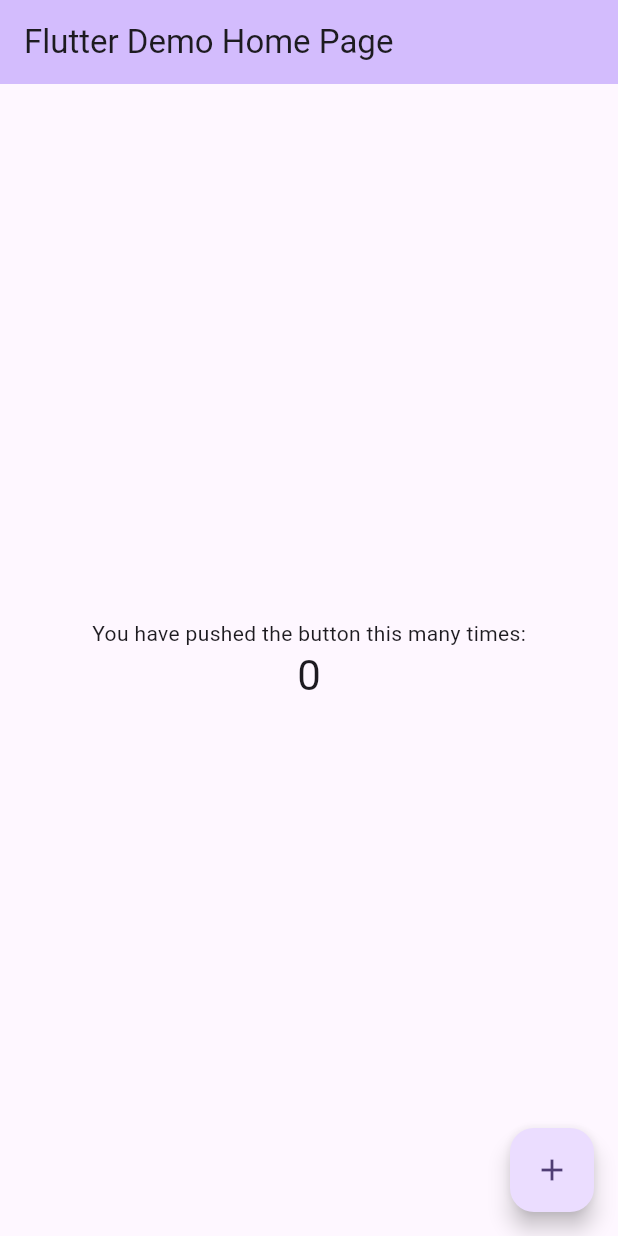
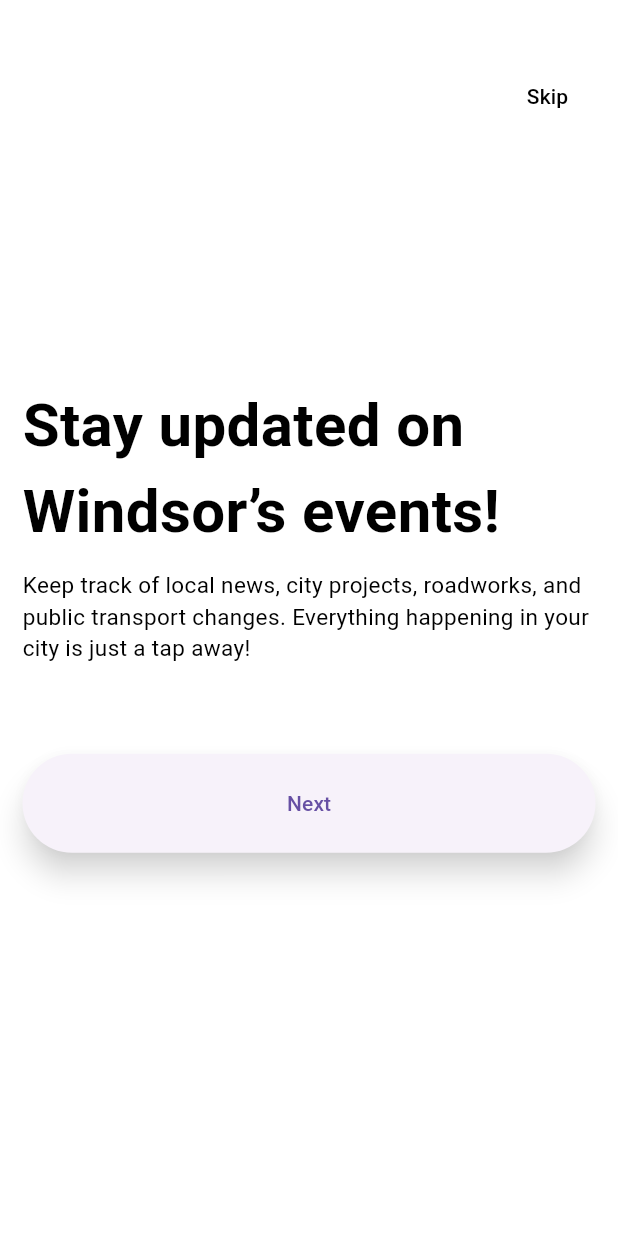
Before and after one commit to patt2005/windsor_caesar_hub, a Flutter app: the screen it shows after launch, on a phone screen of 412 x 824 dp. Run offline on Flutter 3.47's test engine with Material 3 defaults, Android fonts, the phone set to English and light mode, and no system bars.

```diff
--- /dev/null
+++ b/devtools_options.yaml
@@ -0,0 +1,3 @@
+description: This file stores settings for Dart & Flutter DevTools.
+documentation: https://docs.flutter.dev/tools/devtools/extensions#configure-extension-enablement-states
+extensions:
--- a/lib/main.dart
+++ b/lib/main.dart
@@ -1,4 +1,5 @@
 import 'package:flutter/material.dart';
+import 'pages/onboarding_page.dart';
 
 void main() {
   runApp(const MyApp());
@@ -7,119 +8,11 @@ void main() {
 class MyApp extends StatelessWidget {
   const MyApp({super.key});
 
-  // This widget is the root of your application.
   @override
   Widget build(BuildContext context) {
-    return MaterialApp(
-      title: 'Flutter Demo',
-      theme: ThemeData(
-        // This is the theme of your application.
-        //
-        // TRY THIS: Try running your application with "flutter run". You'll see
-        // the application has a purple toolbar. Then, without quitting the app,
-        // try changing the seedColor in the colorScheme below to Colors.green
-        // and then invoke "hot reload" (save your changes or press the "hot
-        // reload" button in a Flutter-supported IDE, or press "r" if you used
-        // the command line to start the app).
-        //
-        // Notice that the counter didn't reset back to zero; the application
-        // state is not lost during the reload. To reset the state, use hot
-        // restart instead.
-        //
-        // This works for code too, not just values: Most code changes can be
-        // tested with just a hot reload.
-        colorScheme: ColorScheme.fromSeed(seedColor: Colors.deepPurple),
-        useMaterial3: true,
-      ),
-      home: const MyHomePage(title: 'Flutter Demo Home Page'),
+    return const MaterialApp(
+      home: OnboardingPage(),
+      debugShowCheckedModeBanner: false,
     );
   }
 }
-
-class MyHomePage extends StatefulWidget {
-  const MyHomePage({super.key, required this.title});
-
-  // This widget is the home page of your application. It is stateful, meaning
-  // that it has a State object (defined below) that contains fields that affect
-  // how it looks.
-
-  // This class is the configuration for the state. It holds the values (in this
-  // case the title) provided by the parent (in this case the App widget) and
-  // used by the build method of the State. Fields in a Widget subclass are
-  // always marked "final".
-
-  final String title;
-
-  @override
-  State<MyHomePage> createState() => _MyHomePageState();
-}
-
-class _MyHomePageState extends State<MyHomePage> {
-  int _counter = 0;
-
-  void _incrementCounter() {
-    setState(() {
-      // This call to setState tells the Flutter framework that something has
-      // changed in this State, which causes it to rerun the build method below
-      // so that the display can reflect the updated values. If we changed
-      // _counter without calling setState(), then the build method would not be
-      // called again, and so nothing would appear to happen.
-      _counter++;
-    });
-  }
-
-  @override
-  Widget build(BuildContext context) {
-    // This method is rerun every time setState is called, for instance as done
-    // by the _incrementCounter method above.
-    //
-    // The Flutter framework has been optimized to make rerunning build methods
-    // fast, so that you can just rebuild anything that needs updating rather
-    // than having to individually change instances of widgets.
-    return Scaffold(
-      appBar: AppBar(
-        // TRY THIS: Try changing the color here to a specific color (to
-        // Colors.amber, perhaps?) and trigger a hot reload to see the AppBar
-        // change color while the other colors stay the same.
-        backgroundColor: Theme.of(context).colorScheme.inversePrimary,
-        // Here we take the value from the MyHomePage object that was created by
-        // the App.build method, and use it to set our appbar title.
-        title: Text(widget.title),
-      ),
-      body: Center(
-        // Center is a layout widget. It takes a single child and positions it
-        // in the middle of the parent.
-        child: Column(
-          // Column is also a layout widget. It takes a list of children and
-          // arranges them vertically. By default, it sizes itself to fit its
-          // children horizontally, and tries to be as tall as its parent.
-          //
-          // Column has various properties to control how it sizes itself and
-          // how it positions its children. Here we use mainAxisAlignment to
-          // center the children vertically; the main axis here is the vertical
-          // axis because Columns are vertical (the cross axis would be
-          // horizontal).
-          //
-          // TRY THIS: Invoke "debug painting" (choose the "Toggle Debug Paint"
-          // action in the IDE, or press "p" in the console), to see the
-          // wireframe for each widget.
-          mainAxisAlignment: MainAxisAlignment.center,
-          children: <Widget>[
-            const Text(
-              'You have pushed the button this many times:',
-            ),
-            Text(
-              '$_counter',
-              style: Theme.of(context).textTheme.headlineMedium,
-            ),
-          ],
-        ),
-      ),
-      floatingActionButton: FloatingActionButton(
-        onPressed: _incrementCounter,
-        tooltip: 'Increment',
-        child: const Icon(Icons.add),
-      ), // This trailing comma makes auto-formatting nicer for build methods.
-    );
-  }
-}
--- /dev/null
+++ b/lib/models/onboarding_info.dart
@@ -0,0 +1,24 @@
+class OnboardingInfo {
+  final String title;
+  final String description;
+
+  OnboardingInfo({required this.title, required this.description});
+}
+
+List<OnboardingInfo> onboardingPages = [
+  OnboardingInfo(
+    title: "Stay updated on Windsor’s events!",
+    description:
+        "Keep track of local news, city projects, roadworks, and public transport changes. Everything happening in your city is just a tap away!",
+  ),
+  OnboardingInfo(
+    title: "Contribute to the city’s growth!",
+    description:
+        "Propose ideas to improve Windsor, vote on initiatives, and help make a difference. Your ideas matter!",
+  ),
+  OnboardingInfo(
+    title: "Join volunteer projects!",
+    description:
+        "Find volunteer events, participate in city projects, and create your own activities. Together, we can make Windsor a better place!",
+  ),
+];
--- /dev/null
+++ b/lib/pages/onboarding_page.dart
@@ -0,0 +1,96 @@
+import 'package:flutter/material.dart';
+import 'package:windsor_caesar_hub/pages/main2.dart';
+import '../models/onboarding_info.dart';
+
+class OnboardingPage extends StatefulWidget {
+  const OnboardingPage({super.key});
+
+  @override
+  _OnboardingPageState createState() => _OnboardingPageState();
+}
+
+class _OnboardingPageState extends State<OnboardingPage> {
+  final PageController _pageController = PageController();
+
+  @override
+  Widget build(BuildContext context) {
+    return Scaffold(
+      backgroundColor: Colors.white,
+      body: PageView.builder(
+        controller: _pageController,
+        itemCount: onboardingPages.length,
+        itemBuilder: (context, index) {
+          final page = onboardingPages[index];
+          return Stack(
+            children: [
+              Padding(
+                padding: const EdgeInsets.symmetric(horizontal: 15),
+                child: Column(
+                  mainAxisAlignment: MainAxisAlignment.center,
+                  crossAxisAlignment: CrossAxisAlignment.center,
+                  children: [
+                    Text(
+                      page.title,
+                      style: const TextStyle(
+                        fontSize: 40,
+                        fontWeight: FontWeight.bold,
+                        color: Colors.black,
+                      ),
+                    ),
+                    const SizedBox(height: 10),
+                    Text(
+                      page.description,
+                      style: const TextStyle(
+                        fontSize: 15,
+                        color: Colors.black,
+                      ),
+                    ),
+                    const SizedBox(height: 60),
+                    ElevatedButton(
+                      onPressed: () {
+                        if (index < onboardingPages.length - 1) {
+                          _pageController.nextPage(
+                            duration: const Duration(milliseconds: 300),
+                            curve: Curves.easeInOut,
+                          );
+                        } else {
+                          Navigator.pushReplacement(
+                            context,
+                            MaterialPageRoute(
+                                builder: (context) => const Main2()),
+                          );
+                        }
+                      },
+                      style: ElevatedButton.styleFrom(
+                        padding: const EdgeInsets.all(15),
+                        minimumSize: Size(double.infinity,
+                            MediaQuery.of(context).size.height * 0.08),
+                        elevation: 8,
+                        shadowColor: Colors.grey.withOpacity(0.5),
+                      ),
+                      child: const Text("Next"),
+                    ),
+                  ],
+                ),
+              ),
+              if (index < onboardingPages.length - 1)
+                Positioned(
+                  top: 40,
+                  right: 15,
+                  child: TextButton(
+                    onPressed: () {
+                      _pageController.jumpToPage(onboardingPages.length - 1);
+                    },
+                    child: const Text(
+                      "Skip",
+                      style: TextStyle(color: Colors.black, fontSize: 14),
+                    ),
+                  ),
+                ),
+            ],
+          );
+        },
+      ),
+    );
+  }
+}
```
Also changed, not shown: lib/models/list.text.dart (added, +12 -0 lines), lib/pages/main2.dart (added, +60 -0 lines), lib/widgets/ToggleButtonsPage.dart (added, +78 -0 lines), lib/widgets/custom_text_with_spacing.dart (added, +40 -0 lines), pubspec.yaml (+8 -12 lines), fonts/Inter-VariableFont_opsz,wght.ttf (added), pubspec.lock, 1 other file.
